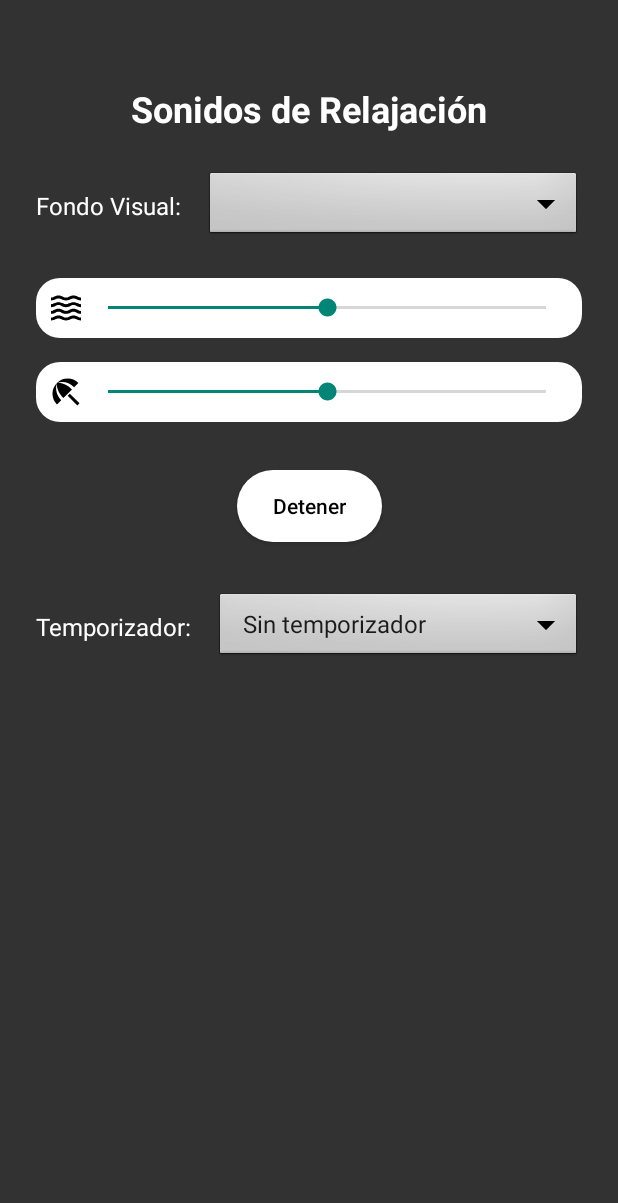
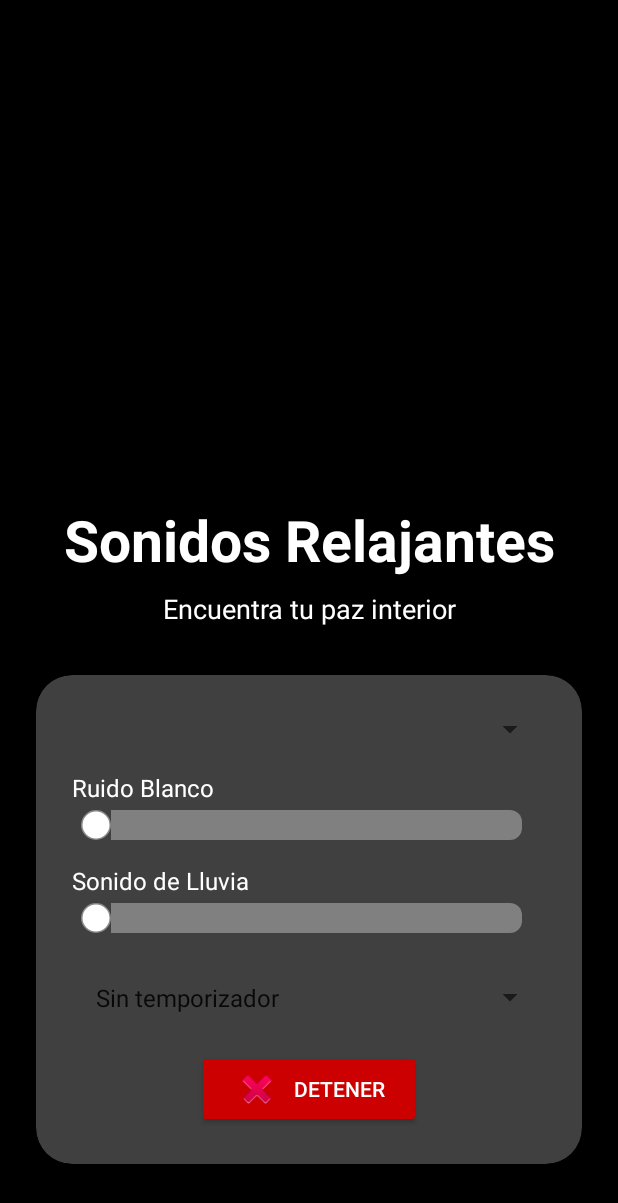
Before and after one commit to ArnulfoAguilar/relaxtra, an Android app built with Jetpack Compose: the layout activity_main.xml on its own in the app's theme, with its tools: preview values and no code run, on a phone screen of 412 x 824 dp. Shown: the top 1203 px of the screen. Run offline under Robolectric (Android 15) with nearby library versions, the phone set to English and light mode, and no system bars.

Commit message:
update the UX UI with flat icons and spinners

```diff
--- a/app/build.gradle.kts
+++ b/app/build.gradle.kts
@@ -40,6 +40,7 @@ android {
 }
 
 dependencies {
+    implementation (libs.androidx.cardview)
     implementation(libs.glide)
     annotationProcessor(libs.compiler)
     implementation (libs.androidx.constraintlayout)
@@ -59,4 +60,5 @@ dependencies {
     androidTestImplementation(libs.androidx.ui.test.junit4)
     debugImplementation(libs.androidx.ui.tooling)
     debugImplementation(libs.androidx.ui.test.manifest)
+
 }
--- a/app/src/main/java/com/example/relaxtra/MainActivity.kt
+++ b/app/src/main/java/com/example/relaxtra/MainActivity.kt
@@ -14,6 +14,7 @@ import android.widget.Button
 import android.widget.ImageView
 import android.widget.SeekBar
 import android.widget.Spinner
+import android.widget.TextView // Importa TextView
 import android.widget.Toast
 import androidx.appcompat.app.AppCompatActivity
 import com.bumptech.glide.Glide
@@ -28,6 +29,8 @@ class MainActivity : AppCompatActivity() {
     private lateinit var timerSpinner: Spinner
     private lateinit var soundSelectionSpinner: Spinner
     private lateinit var backgroundGifImageView: ImageView
+    private lateinit var mainTitleTextView: TextView // Nuevo
+    private lateinit var subtitleTextView: TextView // Nuevo
 
     private var soundService: SoundService? = null
     private var isBound = false
@@ -63,6 +66,8 @@ class MainActivity : AppCompatActivity() {
         stopButton = findViewById(R.id.stopButton)
         timerSpinner = findViewById(R.id.timerSpinner)
         backgroundGifImageView = findViewById(R.id.backgroundGifImageView)
+        mainTitleTextView = findViewById(R.id.mainTitleTextView) // Nuevo
+        subtitleTextView = findViewById(R.id.subtitleTextView)   // Nuevo
 
         soundSelectionSpinner = findViewById(R.id.soundSelectionSpinner)
         setupSoundSelectionSpinner()
@@ -77,7 +82,10 @@ class MainActivity : AppCompatActivity() {
                         Log.d(TAG, "whiteNoiseSeekBar: Progress > 0. Adding/Setting volume for White Noise to $progress")
                         soundService?.addSound(SoundService.SOUND_WHITE_NOISE, R.raw.birs_chirping)
                         soundService?.setVolume(SoundService.SOUND_WHITE_NOISE, progress)
-                        soundService?.playSounds()
+
+                            soundService?.playSounds()
+                            Log.d(TAG, "whiteNoiseSeekBar: Triggered global play because service was paused.")
+
                     } else { // progress == 0
                         Log.d(TAG, "whiteNoiseSeekBar: Progress is 0. Removing White Noise.")
                         soundService?.removeSound(SoundService.SOUND_WHITE_NOISE)
@@ -96,7 +104,10 @@ class MainActivity : AppCompatActivity() {
                         Log.d(TAG, "rainSoundSeekBar: Progress > 0. Adding/Setting volume for Rain Sound to $progress")
                         soundService?.addSound(SoundService.SOUND_RAIN, R.raw.rain_sound)
                         soundService?.setVolume(SoundService.SOUND_RAIN, progress)
-                        soundService?.playSounds()
+
+                            soundService?.playSounds()
+                            Log.d(TAG, "rainSoundSeekBar: Triggered global play because service was paused.")
+
                     } else { // progress == 0
                         Log.d(TAG, "rainSoundSeekBar: Progress is 0. Removing Rain Sound.")
                         soundService?.removeSound(SoundService.SOUND_RAIN)
@@ -129,6 +140,13 @@ class MainActivity : AppCompatActivity() {
                 if (isBound) {
                     soundService?.setInitialTimerDuration(durationMillis)
                     Log.d(TAG, "Sent timer duration to service: $durationMillis ms.")
+                    if (durationMillis > 0 && soundService?.isPlaying() == false) {
+                        val hasActiveSounds = whiteNoiseSeekBar.progress > 0 || rainSoundSeekBar.progress > 0
+                        if (hasActiveSounds || durationMillis > 0) {
+                            soundService?.playSounds()
+                            Log.d(TAG, "Timer selected, initiating playSounds().")
+                        }
+                    }
                 } else {
                     Log.w(TAG, "Timer selected but service not bound.")
                     Toast.makeText(this@MainActivity, "Servicio de sonido no conectado. El temporizador no se configuró.", Toast.LENGTH_SHORT).show()
@@ -152,17 +170,24 @@ class MainActivity : AppCompatActivity() {
     private fun setupSoundSelectionSpinner() {
         val soundOptions = arrayOf("Seleccionar Fondo", "Lluvia", "Bosque", "Olas", "Carretera")
         val adapter = ArrayAdapter(this, android.R.layout.simple_spinner_item, soundOptions)
-        adapter.setDropDownViewResource(android.R.layout.simple_spinner_dropdown_item)
+        adapter.setDropDownViewResource(android.R.layout.simple_spinner_dropdown_item) // Para el estilo de los items del dropdown
         soundSelectionSpinner.adapter = adapter
 
+        // Opcional: Personalizar la vista del item seleccionado del spinner para que se vea bien sobre el fondo translúcido
+        soundSelectionSpinner.setSelection(0, false) // Evita que se dispare al inicio
         soundSelectionSpinner.onItemSelectedListener = object : AdapterView.OnItemSelectedListener {
             override fun onItemSelected(parent: AdapterView<*>?, view: View?, position: Int, id: Long) {
+                // Si la vista es un TextView, personaliza su color
+                (parent?.getChildAt(0) as? TextView)?.setTextColor(resources.getColor(android.R.color.white))
+
                 when (position) {
                     0 -> {
                         Glide.with(this@MainActivity)
                             .load(android.R.color.black)
                             .into(backgroundGifImageView)
                         Log.d(TAG, "Background set to default (black).")
+                        mainTitleTextView.text = "Sonidos Relajantes"
+                        subtitleTextView.text = "Encuentra tu paz interior"
                     }
                     1 -> {
                         Glide.with(this@MainActivity)
@@ -170,6 +195,8 @@ class MainActivity : AppCompatActivity() {
                             .load(R.drawable.rain_background)
                             .into(backgroundGifImageView)
                         Log.d(TAG, "Background set to rain_background.gif")
+                        mainTitleTextView.text = "Lluvia Suave"
+                        subtitleTextView.text = "Cae la noche, la lluvia calma."
                     }
                     2 -> {
                         Glide.with(this@MainActivity)
@@ -177,6 +204,8 @@ class MainActivity : AppCompatActivity() {
                             .load(R.drawable.birds_background)
                             .into(backgroundGifImageView)
                         Log.d(TAG, "Background set to birds_background.gif")
+                        mainTitleTextView.text = "Canto del Bosque"
+                        subtitleTextView.text = "Melodías de la naturaleza."
                     }
                     3 -> {
                         Glide.with(this@MainActivity)
@@ -184,6 +213,8 @@ class MainActivity : AppCompatActivity() {
                             .load(R.drawable.waves_background)
                             .into(backgroundGifImageView)
                         Log.d(TAG, "Background set to waves_background.gif")
+                        mainTitleTextView.text = "Olas del Océano"
+                        subtitleTextView.text = "La calma de la marea."
                     }
                     4 -> {
                         Glide.with(this@MainActivity)
@@ -191,6 +222,8 @@ class MainActivity : AppCompatActivity() {
                             .load(R.drawable.road_background)
                             .into(backgroundGifImageView)
                         Log.d(TAG, "Background set to road_background.gif")
+                        mainTitleTextView.text = "Viaje Relajante"
+                        subtitleTextView.text = "El ritmo del camino."
                     }
                 }
             }
@@ -230,6 +263,7 @@ class MainActivity : AppCompatActivity() {
             whiteNoiseSeekBar.progress = service.getVolume(SoundService.SOUND_WHITE_NOISE)
             rainSoundSeekBar.progress = service.getVolume(SoundService.SOUND_RAIN)
 
+            // No hay botón Play/Pause para actualizar
         } ?: run {
             Log.w(TAG, "updateUIBasedOnServiceState: Service is null, cannot update UI.")
             whiteNoiseSeekBar.progress = 0
--- /dev/null
+++ b/app/src/main/res/drawable/gradient_overlay.xml
@@ -0,0 +1,6 @@
+<?xml version="1.0" encoding="utf-8"?>
+<shape xmlns:android="http://schemas.android.com/apk/res/android">
+    <gradient
+        android:angle="270"
+        android:startColor="#00000000"  android:centerColor="#33000000" android:endColor="#A0000000"    android:type="linear" />
+</shape>
--- /dev/null
+++ b/app/src/main/res/drawable/ic_arrow_drop_down_white.xml
@@ -0,0 +1,5 @@
+<vector xmlns:android="http://schemas.android.com/apk/res/android" android:height="24dp" android:tint="#000000" android:viewportHeight="24" android:viewportWidth="24" android:width="24dp">
+
+    <path android:fillColor="@android:color/white" android:pathData="M7,10l5,5 5,-5z"/>
+
+</vector>
--- /dev/null
+++ b/app/src/main/res/drawable/seekbar_progress.xml
@@ -0,0 +1,15 @@
+<?xml version="1.0" encoding="utf-8"?>
+<layer-list xmlns:android="http://schemas.android.com/apk/res/android">
+    <item android:id="@android:id/background">
+        <shape android:shape="rectangle">
+            <corners android:radius="8dp" />
+            <solid android:color="#55FFFFFF" /> </shape>
+    </item>
+    <item android:id="@android:id/progress">
+        <clip>
+            <shape android:shape="rectangle">
+                <corners android:radius="8dp" />
+                <solid android:color="#FFFFFF" /> </shape>
+        </clip>
+    </item>
+</layer-list>
--- /dev/null
+++ b/app/src/main/res/drawable/seekbar_thumb.xml
@@ -0,0 +1,13 @@
+<?xml version="1.0" encoding="utf-8"?>
+<selector xmlns:android="http://schemas.android.com/apk/res/android">
+    <item android:state_pressed="true">
+        <shape android:shape="oval">
+            <solid android:color="#FFFFFF" /> <size android:width="24dp" android:height="24dp" />
+            <stroke android:width="4dp" android:color="#80FFFFFF" /> </shape>
+    </item>
+    <item>
+        <shape android:shape="oval">
+            <solid android:color="#FFFFFF" /> <size android:width="20dp" android:height="20dp" />
+            <stroke android:width="2dp" android:color="#60FFFFFF" /> </shape>
+    </item>
+</selector>
--- /dev/null
+++ b/app/src/main/res/drawable/spinner_background.xml
@@ -0,0 +1,15 @@
+<?xml version="1.0" encoding="utf-8"?>
+<selector xmlns:android="http://schemas.android.com/apk/res/android">
+    <item>
+        <layer-list>
+            <item>
+                <shape android:shape="rectangle">
+                    <corners android:radius="12dp" />
+                    <solid android:color="#40FFFFFF" /> <stroke android:width="1dp" android:color="#80FFFFFF" /> </shape>
+            </item>
+            <item android:gravity="end|center_vertical" android:end="16dp">
+                <bitmap android:src="@drawable/ic_arrow_drop_down_white" android:tint="#FFFFFF" />
+            </item>
+        </layer-list>
+    </item>
+</selector>
--- a/app/src/main/res/layout/activity_main.xml
+++ b/app/src/main/res/layout/activity_main.xml
@@ -1,177 +1,151 @@
 <?xml version="1.0" encoding="utf-8"?>
-<androidx.constraintlayout.widget.ConstraintLayout xmlns:android="http://schemas.android.com/apk/res/android"
+<androidx.constraintlayout.widget.ConstraintLayout
+    xmlns:android="http://schemas.android.com/apk/res/android"
     xmlns:app="http://schemas.android.com/apk/res-auto"
     xmlns:tools="http://schemas.android.com/tools"
     android:layout_width="match_parent"
     android:layout_height="match_parent"
+    android:background="@android:color/black"
     tools:context=".MainActivity">
 
-    <!-- Imagen de fondo -->
     <ImageView
         android:id="@+id/backgroundGifImageView"
         android:layout_width="0dp"
         android:layout_height="0dp"
         android:scaleType="centerCrop"
-        app:layout_constraintTop_toTopOf="parent"
+        android:src="@android:color/black"
+        app:layout_constraintBottom_toBottomOf="parent"
+        app:layout_constraintEnd_toEndOf="parent"
+        app:layout_constraintStart_toStartOf="parent"
+        app:layout_constraintTop_toTopOf="parent" />
+
+    <View
+        android:id="@+id/gradientOverlay"
+        android:layout_width="0dp"
+        android:layout_height="0dp"
+        android:background="@drawable/gradient_overlay"
+        app:layout_constraintHeight_percent="0.6"
+        app:layout_constraintBottom_toBottomOf="parent"
+        app:layout_constraintEnd_toEndOf="parent"
+        app:layout_constraintStart_toStartOf="parent" />
+
+    <TextView
+        android:id="@+id/mainTitleTextView"
+        android:layout_width="0dp"
+        android:layout_height="wrap_content"
+        android:text="Sonidos Relajantes"
+        android:textColor="@android:color/white"
+        android:textSize="38sp"
+        android:textStyle="bold"
+        android:gravity="center"
+        app:layout_constraintStart_toStartOf="parent"
+        app:layout_constraintEnd_toEndOf="parent"
+        app:layout_constraintBottom_toTopOf="@id/subtitleTextView"
+        android:layout_marginBottom="8dp"
+        android:paddingStart="24dp"
+        android:paddingEnd="24dp" />
+
+    <TextView
+        android:id="@+id/subtitleTextView"
+        android:layout_width="0dp"
+        android:layout_height="wrap_content"
+        android:text="Encuentra tu paz interior"
+        android:textColor="@android:color/white"
+        android:textSize="18sp"
+        android:gravity="center"
+        app:layout_constraintStart_toStartOf="parent"
+        app:layout_constraintEnd_toEndOf="parent"
+        app:layout_constraintBottom_toTopOf="@id/controlsContainer"
+        android:layout_marginBottom="32dp"
+        android:paddingStart="24dp"
+        android:paddingEnd="24dp" />
+
+    <androidx.cardview.widget.CardView
+        android:id="@+id/controlsContainer"
+        android:layout_width="0dp"
+        android:layout_height="wrap_content"
+        app:cardBackgroundColor="#40FFFFFF"  app:cardCornerRadius="24dp"
+        app:cardElevation="0dp"
+        app:contentPadding="24dp"
         app:layout_constraintBottom_toBottomOf="parent"
         app:layout_constraintStart_toStartOf="parent"
-        app:layout_constraintEnd_toEndOf="parent" />
+        app:layout_constraintEnd_toEndOf="parent"
+        android:layout_marginStart="24dp"
+        android:layout_marginEnd="24dp"
+        android:layout_marginBottom="48dp">
 
-    <!-- Capa oscura semi-transparente -->
-    <androidx.constraintlayout.widget.ConstraintLayout
-        android:layout_width="match_parent"
-        android:layout_height="match_parent"
-        android:background="#CC000000"
-        android:padding="24dp"
-        tools:layout_editor_absoluteX="72dp"
-        tools:layout_editor_absoluteY="73dp">
+        <LinearLayout
+            android:layout_width="match_parent"
+            android:layout_height="wrap_content"
+            android:orientation="vertical">
 
-        <!-- Título -->
-        <TextView
-            android:id="@+id/titleTextView"
-            android:layout_width="wrap_content"
-            android:layout_height="wrap_content"
-            android:layout_marginTop="32dp"
-            android:text="Sonidos de Relajación"
-            android:textColor="@android:color/white"
-            android:textSize="24sp"
-            android:textStyle="bold"
-            app:layout_constraintEnd_toEndOf="parent"
-            app:layout_constraintStart_toStartOf="parent"
-            app:layout_constraintTop_toTopOf="parent" />
-
-        <!-- Selección de fondo -->
-        <LinearLayout
-            android:id="@+id/backgroundSelectionLayout"
-            android:layout_width="0dp"
-            android:layout_height="wrap_content"
-            android:layout_marginTop="24dp"
-            android:gravity="center_vertical"
-            android:orientation="horizontal"
-            app:layout_constraintEnd_toEndOf="parent"
-            app:layout_constraintStart_toStartOf="parent"
-            app:layout_constraintTop_toBottomOf="@id/titleTextView">
+            <Spinner
+                android:id="@+id/soundSelectionSpinner"
+                android:layout_width="match_parent"
+                android:layout_height="wrap_content"
+                android:padding="8dp"
+                android:layout_marginBottom="16dp"
+                android:spinnerMode="dropdown"/>
 
             <TextView
                 android:layout_width="wrap_content"
                 android:layout_height="wrap_content"
-                android:text="Fondo Visual:"
+                android:text="Ruido Blanco"
                 android:textColor="@android:color/white"
-                android:textSize="16sp" />
-
-            <Spinner
-                android:id="@+id/soundSelectionSpinner"
-                android:layout_width="0dp"
-                android:layout_height="wrap_content"
-                android:layout_marginStart="16dp"
-                android:layout_weight="1"
-                android:background="@android:drawable/btn_dropdown" />
-        </LinearLayout>
-
-        <!-- Ruido blanco -->
-        <LinearLayout
-            android:id="@+id/whiteNoiseLayout"
-            android:layout_width="0dp"
-            android:layout_height="wrap_content"
-            android:layout_marginTop="24dp"
-            android:background="@drawable/rounded_background"
-            android:gravity="center_vertical"
-            android:orientation="horizontal"
-            app:layout_constraintEnd_toEndOf="parent"
-            app:layout_constraintStart_toStartOf="parent"
-
-            app:layout_constraintTop_toBottomOf="@id/backgroundSelectionLayout">
-
-            <ImageView
-                android:id="@+id/imageView2"
-                android:layout_width="wrap_content"
-                android:layout_height="wrap_content"
-                app:srcCompat="@drawable/ic_waves" />
-
+                android:textSize="16sp"
+                android:layout_marginBottom="4dp"/>
             <SeekBar
                 android:id="@+id/whiteNoiseSeekBar"
-                android:layout_width="0dp"
+                android:layout_width="match_parent"
                 android:layout_height="wrap_content"
-                android:layout_weight="1"
-                android:backgroundTint="#C5C1C1"
+                android:progressDrawable="@drawable/seekbar_progress"
+                android:thumb="@drawable/seekbar_thumb"
                 android:max="100"
-                android:progress="50" />
-        </LinearLayout>
-
-        <!-- Sonido de lluvia -->
-        <LinearLayout
-            android:id="@+id/rainSoundLayout"
-            android:layout_width="0dp"
-            android:layout_height="wrap_content"
-            android:layout_marginTop="16dp"
-            android:background="@drawable/rounded_background"
-            android:gravity="center_vertical"
-            android:orientation="horizontal"
-            app:layout_constraintEnd_toEndOf="parent"
-            app:layout_constraintStart_toStartOf="parent"
-            app:layout_constraintTop_toBottomOf="@id/whiteNoiseLayout">
-
-            <ImageView
-                android:id="@+id/imageView"
-                android:layout_width="wrap_content"
-                android:layout_height="wrap_content"
-                app:srcCompat="@drawable/ic_rain" />
-
-            <SeekBar
-                android:id="@+id/rainSoundSeekBar"
-                android:layout_width="0dp"
-                android:layout_height="wrap_content"
-                android:layout_weight="1"
-                android:max="100"
-                android:progress="50" />
-        </LinearLayout>
-
-        <!-- Botón de detener -->
-        <Button
-            android:id="@+id/stopButton"
-            android:layout_width="wrap_content"
-            android:layout_height="wrap_content"
-            android:layout_marginTop="32dp"
-            android:background="@drawable/rounded_button"
-            android:backgroundTint="#FFFFFF"
-            android:paddingStart="24dp"
-            android:paddingTop="8dp"
-            android:paddingEnd="24dp"
-            android:paddingBottom="8dp"
-            android:text="Detener"
-            android:textAllCaps="false"
-            android:textColor="#000000"
-            app:layout_constraintEnd_toEndOf="parent"
-            app:layout_constraintStart_toStartOf="parent"
-            app:layout_constraintTop_toBottomOf="@id/rainSoundLayout" />
-
-        <!-- Temporizador -->
-        <LinearLayout
-            android:layout_width="0dp"
-            android:layout_height="wrap_content"
-            android:layout_marginTop="32dp"
-            android:gravity="center_vertical"
-            android:orientation="horizontal"
-            app:layout_constraintEnd_toEndOf="parent"
-            app:layout_constraintStart_toStartOf="parent"
-            app:layout_constraintTop_toBottomOf="@id/stopButton">
+                android:progress="0"
+                android:layout_marginBottom="16dp"/>
 
             <TextView
                 android:layout_width="wrap_content"
                 android:layout_height="wrap_content"
-                android:text="Temporizador:"
+                android:text="Sonido de Lluvia"
                 android:textColor="@android:color/white"
-                android:textSize="16sp" />
+                android:textSize="16sp"
+                android:layout_marginBottom="4dp"/>
+            <SeekBar
+                android:id="@+id/rainSoundSeekBar"
+                android:layout_width="match_parent"
+                android:layout_height="wrap_content"
+                android:progressDrawable="@drawable/seekbar_progress"
+                android:thumb="@drawable/seekbar_thumb"
+                android:max="100"
+                android:progress="0"
+                android:layout_marginBottom="16dp"/>
 
             <Spinner
                 android:id="@+id/timerSpinner"
-                android:layout_width="0dp"
+                android:layout_width="match_parent"
                 android:layout_height="wrap_content"
-                android:layout_marginStart="16dp"
-                android:layout_weight="1"
-                android:background="@android:drawable/btn_dropdown"
-                android:entries="@array/timer_options" />
+                android:entries="@array/timer_options"
+                android:padding="8dp"
+                android:layout_marginTop="8dp"
+                android:layout_marginBottom="16dp"
+                android:spinnerMode="dropdown"/>
+
+            <Button
+                android:id="@+id/stopButton"
+                android:layout_width="wrap_content"
+                android:layout_height="wrap_content"
+                android:text="Detener"
+                android:layout_gravity="center_horizontal"
+                android:backgroundTint="@android:color/holo_red_dark"
+                android:textColor="@android:color/white"
+                android:paddingStart="24dp"
+                android:paddingEnd="24dp"
+                android:minHeight="48dp"
+                android:drawableLeft="@android:drawable/ic_delete"
+                android:drawablePadding="8dp"/>
+
         </LinearLayout>
+    </androidx.cardview.widget.CardView>
 
-    </androidx.constraintlayout.widget.ConstraintLayout>
 </androidx.constraintlayout.widget.ConstraintLayout>
--- a/gradle/libs.versions.toml
+++ b/gradle/libs.versions.toml
@@ -1,5 +1,6 @@
 [versions]
 agp = "8.9.2"
+cardview = "1.0.0"
 constraintlayout = "2.2.1"
 glide = "4.16.0"
 kotlin = "2.0.21"
@@ -13,6 +14,7 @@ composeBom = "2024.09.00"
 appcompat = "1.7.1"
 
 [libraries]
+androidx-cardview = { module = "androidx.cardview:cardview", version.ref = "cardview" }
 androidx-constraintlayout = { module = "androidx.constraintlayout:constraintlayout", version.ref = "constraintlayout" }
 androidx-core-ktx = { group = "androidx.core", name = "core-ktx", version.ref = "coreKtx" }
 compiler = { module = "com.github.bumptech.glide:compiler", version.ref = "glide" }
```
